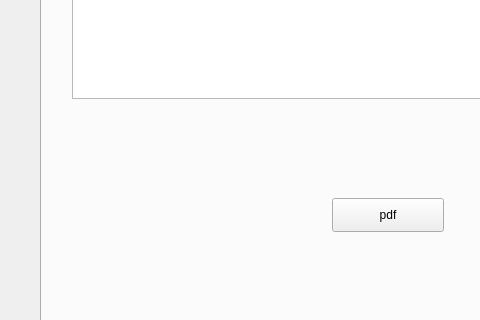
Old version of the form mainwindow.ui in the repository firastourki99/smartgarage; both pictures show x 0 to 480 and y 188 to 508 of the 800 by 600 pixel window.
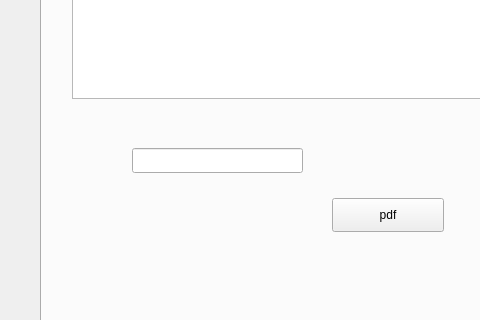
New version of the form. The open tabs and pages were chosen to show the change.

Diff of the .ui file:
```diff
--- a/mainwindow.ui
+++ b/mainwindow.ui
@@ -222,6 +222,16 @@
        <string>pdf</string>
       </property>
      </widget>
+     <widget class="QLineEdit" name="lineEdit">
+      <property name="geometry">
+       <rect>
+        <x>90</x>
+        <y>270</y>
+        <width>171</width>
+        <height>25</height>
+       </rect>
+      </property>
+     </widget>
     </widget>
     <widget class="QWidget" name="tab_4">
      <attribute name="title">
```
Left out of the diff: 2 changed lines with no effect on the pictures.
